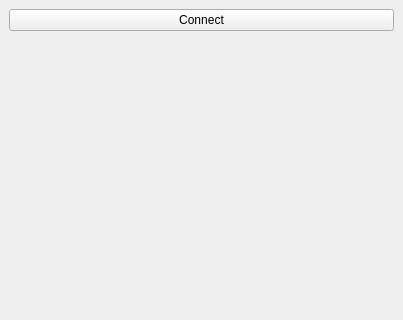
This is src/gamepad.ui in tomk9/joy_rws as Qt 5 draws it before an edit; both pictures show x 0 to 403 and y 0 to 320 of the 403 by 652 pixel window. The edited form follows.
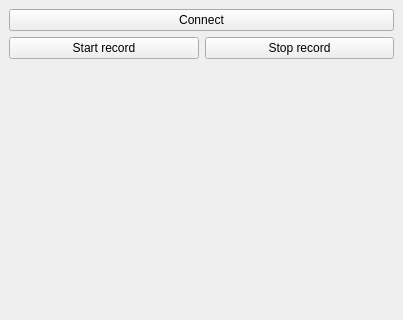
This is the edited form.

Commit message: added record buttons and i thing improve buttons responsible

Patch:
```diff
--- a/src/gamepad.ui
+++ b/src/gamepad.ui
@@ -15,7 +15,7 @@
   </property>
   <widget class="QWidget" name="dockWidgetContents">
    <layout class="QGridLayout" name="gridLayout">
-    <item row="2" column="0">
+    <item row="3" column="0">
      <spacer name="verticalSpacer">
       <property name="orientation">
        <enum>Qt::Vertical</enum>
@@ -35,6 +35,24 @@
       </property>
      </widget>
     </item>
+    <item row="2" column="0">
+     <layout class="QHBoxLayout" name="horizontalLayout_2">
+      <item>
+       <widget class="QPushButton" name="pushButton_Start">
+        <property name="text">
+         <string>Start record</string>
+        </property>
+       </widget>
+      </item>
+      <item>
+       <widget class="QPushButton" name="pushButton_Stop">
+        <property name="text">
+         <string>Stop record</string>
+        </property>
+       </widget>
+      </item>
+     </layout>
+    </item>
    </layout>
   </widget>
  </widget>
```
The commit also changes 3 other files.
